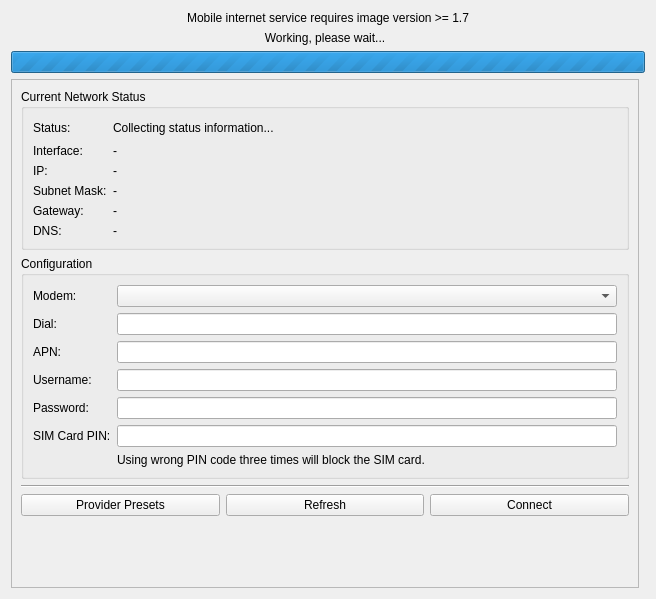
Above: src/brickv/plugin_system/plugins/red/ui/red_tab_settings_mobile_internet.ui from Tinkerforge/brickv before the change. Below: the same form after it.
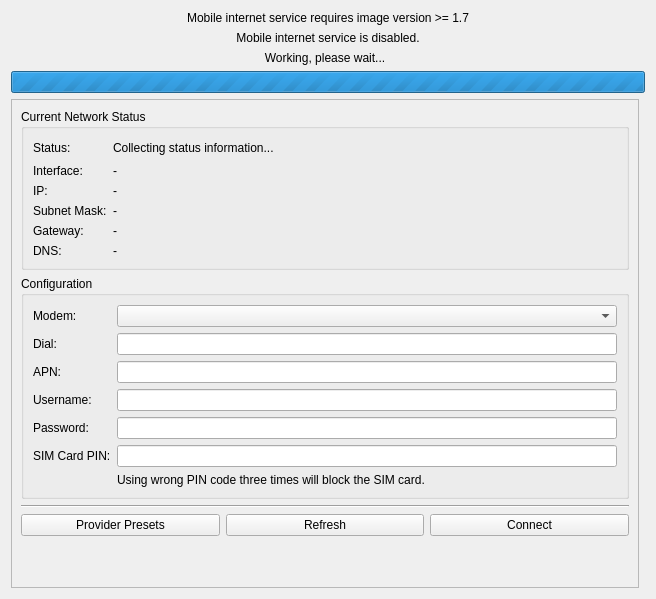
That is the form after the change.

Commit message: red-brick: Add mobile internet as a service that can be controlled with the services tab

Diff of the .ui file:
```diff
--- a/src/brickv/plugin_system/plugins/red/ui/red_tab_settings_mobile_internet.ui
+++ b/src/brickv/plugin_system/plugins/red/ui/red_tab_settings_mobile_internet.ui
@@ -14,7 +14,7 @@
    <string>Form</string>
   </property>
   <layout class="QGridLayout" name="gridLayout_5">
-   <item row="1" column="0">
+   <item row="2" column="0">
     <widget class="QLabel" name="label_mi_working_wait">
      <property name="text">
       <string>Working, please wait...</string>
@@ -24,7 +24,7 @@
      </property>
     </widget>
    </item>
-   <item row="4" column="0">
+   <item row="5" column="0">
     <widget class="QScrollArea" name="sarea_mi">
      <property name="widgetResizable">
       <bool>true</bool>
@@ -34,8 +34,8 @@
        <rect>
         <x>0</x>
         <y>0</y>
-        <width>628</width>
-        <height>506</height>
+        <width>638</width>
+        <height>501</height>
        </rect>
       </property>
       <layout class="QGridLayout" name="gridLayout_4">
@@ -284,7 +284,7 @@
      </property>
     </widget>
    </item>
-   <item row="2" column="0" colspan="2">
+   <item row="3" column="0" colspan="2">
     <widget class="QProgressBar" name="pbar_mi_working_wait">
      <property name="maximum">
       <number>0</number>
@@ -297,6 +297,16 @@
      </property>
     </widget>
    </item>
+   <item row="1" column="0" colspan="2">
+    <widget class="QLabel" name="label_mi_disabled">
+     <property name="text">
+      <string>Mobile internet service is disabled.</string>
+     </property>
+     <property name="alignment">
+      <set>Qt::AlignCenter</set>
+     </property>
+    </widget>
+   </item>
   </layout>
  </widget>
  <tabstops>
```
The commit also changes 5 other files.
